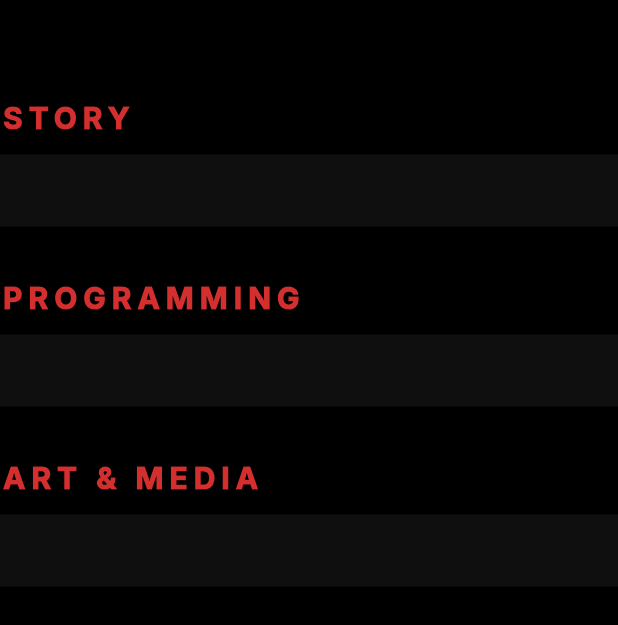
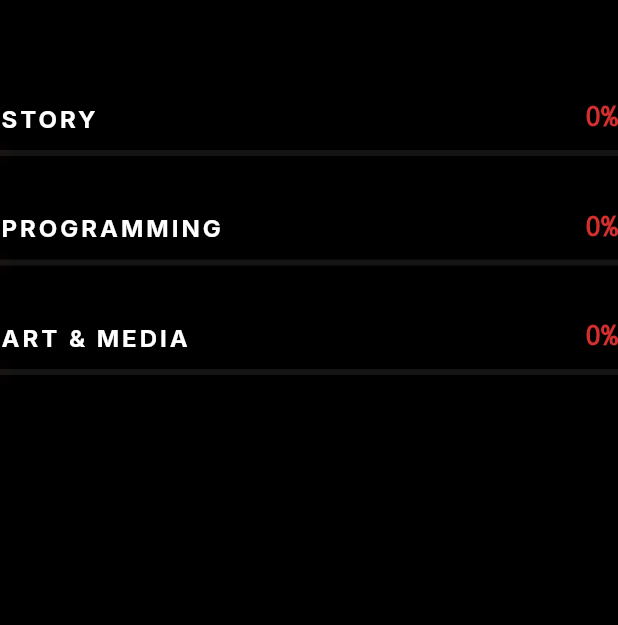
Before and after one commit to kirasimon565/blackmoon_web, a Flutter app: the EpisodeCardWithRebecca widget shown alone on an empty page, opened directly with empty values, on a phone screen of 412 x 824 dp. Shown: the top 625 px of the screen. Run offline on Flutter 3.47's test engine with Material 3 defaults, Android fonts, the phone set to English and light mode, and no system bars; our stand-ins replace go_router; network calls fail.

Commit message:
Update episode_card_with_rebecca.dart

```diff
--- a/lib/features/tracker/widgets/episode_card_with_rebecca.dart
+++ b/lib/features/tracker/widgets/episode_card_with_rebecca.dart
@@ -2,7 +2,7 @@ import 'package:flutter/material.dart';
 import '../../../../core/theme/app_text_styles.dart';
 import '../models/episode_model.dart';
 
-// Changed from Everbyte Pink to a deep Dreadmoor Crimson Red
+// Deep Dreadmoor Crimson Red
 const Color _accentColor = Color(0xFFD32F2F);
 
 class EpisodeCardWithRebecca extends StatelessWidget {
@@ -18,7 +18,7 @@ class EpisodeCardWithRebecca extends StatelessWidget {
     return Column(
       crossAxisAlignment: CrossAxisAlignment.start,
       children: [
-        // If you want to show the Episode Title above the bars:
+        // Episode Title
         Text(
           episode.title.toUpperCase(),
           style: AppTextStyles.h1.copyWith(
@@ -43,46 +43,58 @@ class EpisodeCardWithRebecca extends StatelessWidget {
     );
   }
 
+  // Sharp, glowing terminal-style tracker to replace the chunky Everbyte look
   Widget _buildBlackMoonTrack(String label, int percentage) {
-    // Convert your integer percentage (0-100) to a fraction (0.0-1.0) for FractionallySizedBox
     final double factor = (percentage / 100).clamp(0.0, 1.0);
 
     return Column(
       crossAxisAlignment: CrossAxisAlignment.start,
       children: [
+        Row(
+          mainAxisAlignment: MainAxisAlignment.spaceBetween,
+          crossAxisAlignment: CrossAxisAlignment.end,
+          children: [
             Text(
               label,
               style: AppTextStyles.body.copyWith(
-            color: _accentColor, // Updated to Crimson
-            fontSize: 20,
+                color: Colors.white,
+                fontSize: 16,
+                fontWeight: FontWeight.w800,
+                letterSpacing: 2.0,
+              ),
+            ),
+            Text(
+              '$percentage%',
+              style: AppTextStyles.body.copyWith(
+                color: _accentColor,
+                fontSize: 18,
                 fontWeight: FontWeight.w900,
-            letterSpacing: 4.0,
+                fontFamily: 'monospace',
               ),
+            ),
+          ],
         ),
         const SizedBox(height: 8),
         Container(
-          height: 48,
+          height: 4, // Sharp, thin track instead of a chunky block
           width: double.infinity,
           decoration: BoxDecoration(
-            color: Colors.white.withAlpha(15), // Dim grey background track
+            color: Colors.white.withAlpha(20), // Dim background track
+            borderRadius: BorderRadius.zero, // Sharp edges
           ),
           child: FractionallySizedBox(
             alignment: Alignment.centerLeft,
             widthFactor: factor,
             child: Container(
-              color: _accentColor, // Updated to Crimson
-              alignment: Alignment.centerRight,
-              // Reduced padding so the text has more room in small bars
-              padding: const EdgeInsets.symmetric(horizontal: 8),
-              child: Text(
-                '$percentage%',
-                maxLines: 1, // Forces the text to stay on a single line
-                softWrap: false, // Prevents the % from dropping down
-                style: AppTextStyles.h1.copyWith(
-                  color: Colors.white,
-                  fontSize: 18, // Reduced from 24 to fit better
-                  fontWeight: FontWeight.w900,
+              decoration: BoxDecoration(
+                color: _accentColor,
+                boxShadow: [
+                  BoxShadow(
+                    color: _accentColor.withAlpha(100),
+                    blurRadius: 8, // Cinematic neon glow
+                    spreadRadius: 1,
                   ),
+                ],
               ),
             ),
           ),
```
Lines whose indentation alone changed are shown as unchanged.
